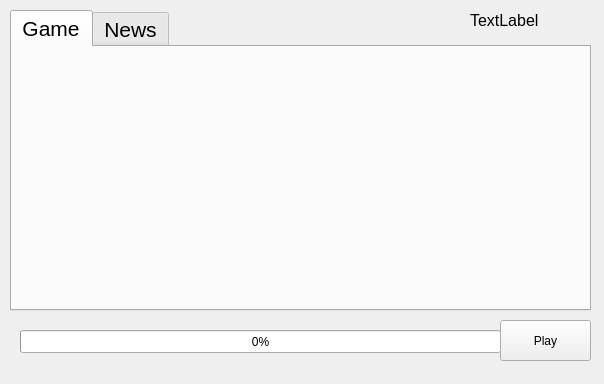
trdwll/GameLauncher, file mainwindow.ui: the form before one commit.
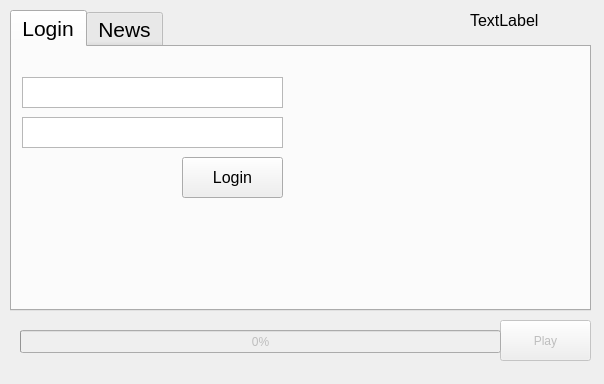
The form after the commit.

Diff of the .ui file:
```diff
--- a/mainwindow.ui
+++ b/mainwindow.ui
@@ -27,6 +27,9 @@
   </property>
   <widget class="QWidget" name="centralWidget">
    <widget class="QPushButton" name="btnPlay">
+    <property name="enabled">
+     <bool>false</bool>
+    </property>
     <property name="geometry">
      <rect>
       <x>500</x>
@@ -40,6 +43,9 @@
     </property>
    </widget>
    <widget class="QProgressBar" name="pbDownload">
+    <property name="enabled">
+     <bool>false</bool>
+    </property>
     <property name="geometry">
      <rect>
       <x>20</x>
@@ -71,8 +77,56 @@
     </property>
     <widget class="QWidget" name="tab">
      <attribute name="title">
-      <string>Game</string>
+      <string>Login</string>
      </attribute>
+     <widget class="QPushButton" name="btnLogin">
+      <property name="geometry">
+       <rect>
+        <x>170</x>
+        <y>110</y>
+        <width>101</width>
+        <height>41</height>
+       </rect>
+      </property>
+      <property name="font">
+       <font>
+        <pointsize>12</pointsize>
+       </font>
+      </property>
+      <property name="text">
+       <string>Login</string>
+      </property>
+     </widget>
+     <widget class="QTextEdit" name="txtUsername">
+      <property name="geometry">
+       <rect>
+        <x>10</x>
+        <y>30</y>
+        <width>261</width>
+        <height>31</height>
+       </rect>
+      </property>
+      <property name="font">
+       <font>
+        <pointsize>10</pointsize>
+       </font>
+      </property>
+     </widget>
+     <widget class="QTextEdit" name="txtPassword">
+      <property name="geometry">
+       <rect>
+        <x>10</x>
+        <y>70</y>
+        <width>261</width>
+        <height>31</height>
+       </rect>
+      </property>
+      <property name="font">
+       <font>
+        <pointsize>10</pointsize>
+       </font>
+      </property>
+     </widget>
     </widget>
     <widget class="QWidget" name="tab_2">
      <attribute name="title">
```
